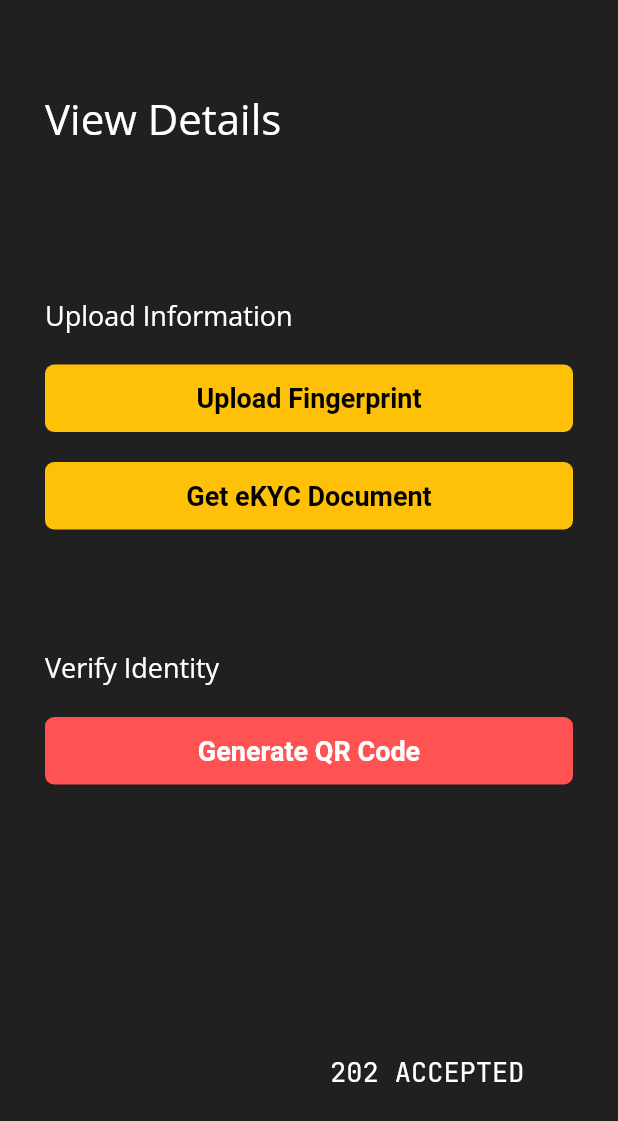
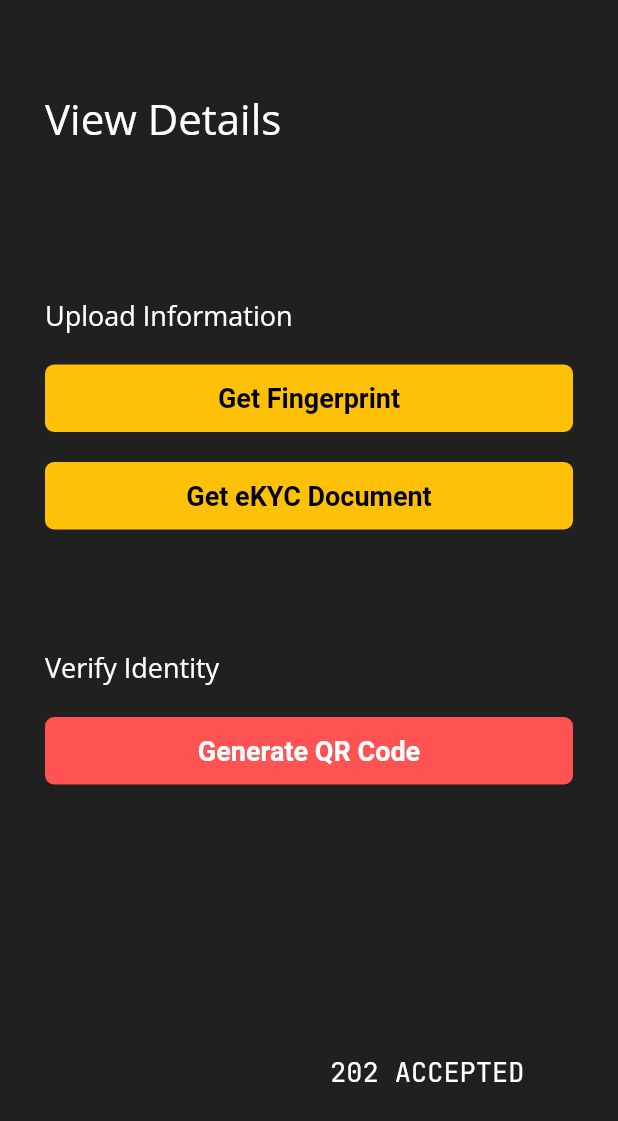
Before and after one commit to OverPoweredDev/Authentication-Reimagined, a Flutter app: the HomeScreen screen opened directly, on a phone screen of 412 x 824 dp. Shown: the top 1121 px of the screen. Run offline on Flutter 3.47's test engine with Material 2 defaults, Android fonts, the phone set to English and light mode, and no system bars; our stand-ins replace camera, google_fonts, qr_flutter; missing offline and left inert: qr_code_scanner.

```diff
--- a/resident_app/lib/home_screen.dart
+++ b/resident_app/lib/home_screen.dart
@@ -118,7 +118,7 @@ class _HomeScreenState extends State<HomeScreen> {
   }
 
   _getFingerprintButton() {
-    String buttonTitle = 'Upload Fingerprint';
+    String buttonTitle = 'Get Fingerprint';
     if (Resident.isFingerprintUploaded) {
       buttonTitle = 'Uploaded Fingerprint';
     }
--- a/resident_app/lib/main.dart
+++ b/resident_app/lib/main.dart
@@ -18,6 +18,7 @@ class MyApp extends StatelessWidget {
         primarySwatch: Colors.blue,
       ),
       home: const LoginScreen(),
+      debugShowCheckedModeBanner: false,
     );
   }
 }
```
